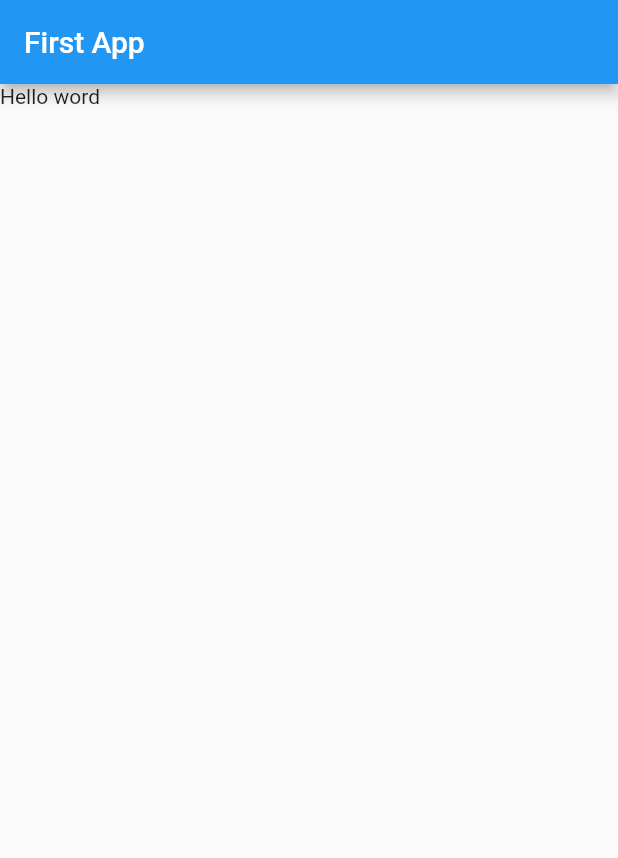
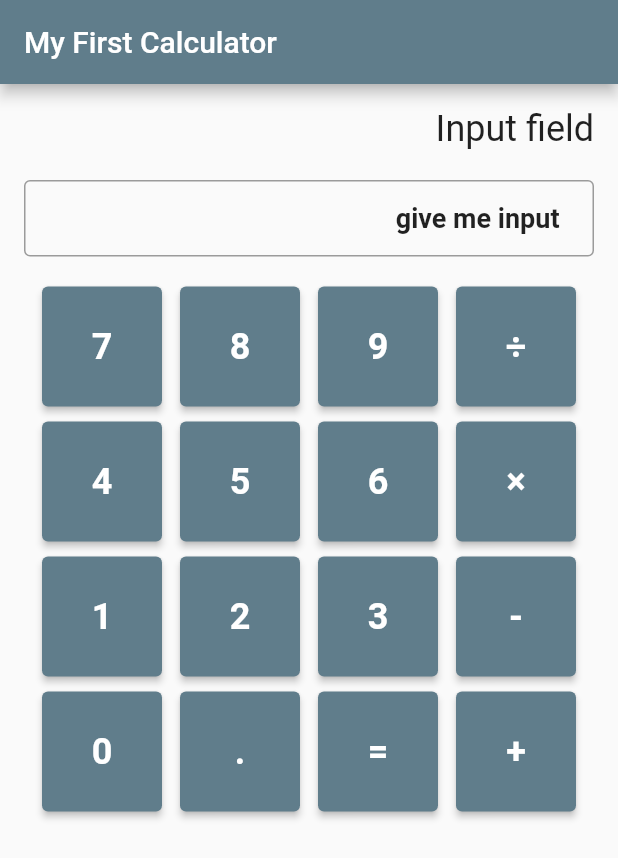
Before and after one commit to newajsharif91/practice1, a Flutter app: the screen it shows after launch, on a phone screen of 412 x 824 dp. Shown: the top 858 px of the screen. Run offline on Flutter 3.47's test engine with Material 2 defaults, Android fonts, the phone set to English and light mode, and no system bars.

Commit message:
calculator app create

```diff
--- a/lib/main.dart
+++ b/lib/main.dart
@@ -1,27 +1,110 @@
-import 'package:flutter/cupertino.dart';
 import 'package:flutter/material.dart';
- main(){
-   runApp(const MyApp());//Aplication
- }
- class MyApp extends StatelessWidget{
-  const MyApp({super.key});
+
+void main() {
+  runApp(CalculatorApp());
+}
+
+class CalculatorApp extends StatelessWidget {
+  @override
+  Widget build(BuildContext context) {
+    return MaterialApp(
+      title: 'Calculator App',
+      theme: ThemeData(primarySwatch: Colors.blueGrey),
+      home: CalculatorScreen(),
+    );
+  }
+}
+
+class CalculatorScreen extends StatelessWidget {
+  @override
+  Widget build(BuildContext context) {
+    return Scaffold(
+      appBar: AppBar(title: Text('My First Calculator')),
+      body: Padding(
+        padding: const EdgeInsets.all(16.0),
+        child: Column(
+          crossAxisAlignment: CrossAxisAlignment.end,
+          children: [
+            Text(
+              'Input field', // Display the ongoing calculation or result here
+              style: TextStyle(fontSize: 24),
+            ),
+            SizedBox(height: 20),
+            TextField(
+              decoration: InputDecoration(
+                border: OutlineInputBorder(),
+                contentPadding: EdgeInsets.symmetric(vertical: 15, horizontal: 20),
+              ),
+              style: TextStyle(fontSize: 18, fontWeight: FontWeight.bold ,),
+              textAlign: TextAlign.end,
+              readOnly: true,
+              controller: TextEditingController(text: 'give me input'), // Replace '579' with your current input
+            )
+            ,
+            SizedBox(height: 20),
+            Row(
+              mainAxisAlignment: MainAxisAlignment.spaceEvenly,
+              children: [
+                CalculatorButton(text: '7'),
+                CalculatorButton(text: '8'),
+                CalculatorButton(text: '9'),
+                CalculatorButton(text: '÷'),
+              ],
+            ),
+            SizedBox(height: 10),
+            Row(
+              mainAxisAlignment: MainAxisAlignment.spaceEvenly,
+              children: [
+                CalculatorButton(text: '4'),
+                CalculatorButton(text: '5'),
+                CalculatorButton(text: '6'),
+                CalculatorButton(text: '×'),
+              ],
+            ),
+            SizedBox(height: 10),
+            Row(
+              mainAxisAlignment: MainAxisAlignment.spaceEvenly,
+              children: [
+                CalculatorButton(text: '1'),
+                CalculatorButton(text: '2'),
+                CalculatorButton(text: '3'),
+                CalculatorButton(text: '-'),
+              ],
+            ),
+            SizedBox(height: 10),
+            Row(
+              mainAxisAlignment: MainAxisAlignment.spaceEvenly,
+              children: [
+                CalculatorButton(text: '0'),
+                CalculatorButton(text: '.'),
+                CalculatorButton(text: '='),
+                CalculatorButton(text: '+'),
+              ],
+            ),
+          ],
+        ),
+      ),
+    );
+  }
+}
+
+class CalculatorButton extends StatelessWidget {
+  final String text;
+
+  const CalculatorButton({required this.text});
 
   @override
   Widget build(BuildContext context) {
-   return const MaterialApp(home:HomeActivity());
+    return Container(
+      width: 80,
+      height: 80,
+      child: ElevatedButton(
+        onPressed: () {},
+        child: Text(
+          text,
+          style: TextStyle(fontSize: 24, fontWeight: FontWeight.bold),
+        ),
+      ),
+    );
   }
-
- }
- class HomeActivity extends StatelessWidget{
-  const HomeActivity({super.key});
-
-  @override
-  Widget build(BuildContext context) {
-   return Scaffold(
-    appBar:AppBar(title: Text("First App"),),
-    body: Text("Hello word"),
-   );
-
-  }
-
- }
+}
```
